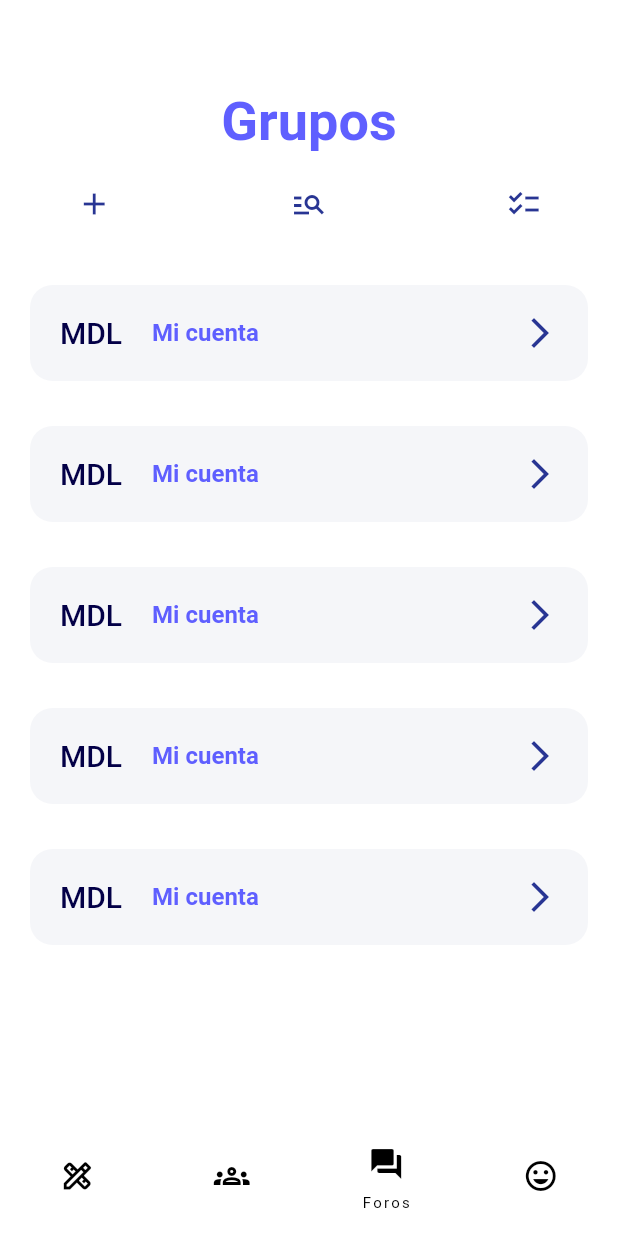
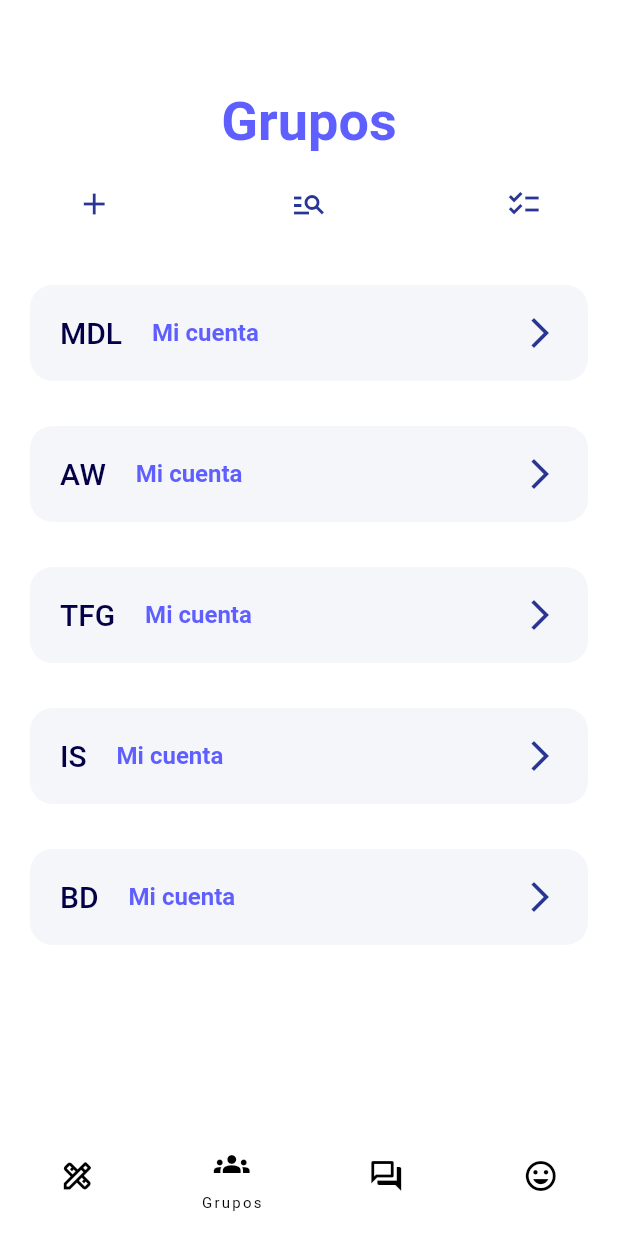
Before and after one commit to VaqueroGitHub/TFG, a Flutter app: the GroupsMainPage screen opened by its route, on a phone screen of 412 x 824 dp. Run offline on Flutter 3.47's test engine with Material 2 defaults, Android fonts, the phone set to English and light mode, and no system bars; our stand-ins replace cloud_firestore, firebase_core, flutter_secure_storage, flutter_svg; missing offline and left inert: cloud_firestore_web, dart:ffi, firebase_core_web, flutter_secure_storage_web; accounts and stored records are empty.

Commit message:
Groups 100% [JVF]

```diff
--- a/lib/main.dart
+++ b/lib/main.dart
@@ -50,6 +50,7 @@ class MyApplication extends StatelessWidget {
         'newAnswerPage': (_) => NewAnswerPage(),
         'managePosts': (_) => ManagePostsScreen(),
         'manageSubforums': (_) => ManageSubforumsScreen(),
+        'groupDetails': (_) => GroupDetailsScreen(),
       },
       theme: tfgTheme.copyWith(
           appBarTheme: const AppBarTheme(color: Colors.transparent)),
--- a/lib/screens/groups_main_page_screen.dart
+++ b/lib/screens/groups_main_page_screen.dart
@@ -61,31 +61,31 @@ class _GroupsMainPage extends State<GroupsMainPage> {
             _GroupLabel(
               etiqueta: 'MDL',
               text: "Mi cuenta",
-              press: () => {Navigator.pushNamed(context, 'aboutProfile')},
+              press: () => {Navigator.pushNamed(context, 'groupDetails')},
             ),
             SizedBox(height: 10),
             _GroupLabel(
-              etiqueta: 'MDL',
+              etiqueta: 'AW',
               text: "Mi cuenta",
-              press: () => {Navigator.pushNamed(context, 'aboutProfile')},
+              press: () => {Navigator.pushNamed(context, 'groupDetails')},
             ),
             SizedBox(height: 10),
             _GroupLabel(
-              etiqueta: 'MDL',
+              etiqueta: 'TFG',
               text: "Mi cuenta",
-              press: () => {Navigator.pushNamed(context, 'aboutProfile')},
+              press: () => {Navigator.pushNamed(context, 'groupDetails')},
             ),
             SizedBox(height: 10),
             _GroupLabel(
-              etiqueta: 'MDL',
+              etiqueta: 'IS',
               text: "Mi cuenta",
-              press: () => {Navigator.pushNamed(context, 'aboutProfile')},
+              press: () => {Navigator.pushNamed(context, 'groupDetails')},
             ),
             SizedBox(height: 10),
             _GroupLabel(
-              etiqueta: 'MDL',
+              etiqueta: 'BD',
               text: "Mi cuenta",
-              press: () => {Navigator.pushNamed(context, 'aboutProfile')},
+              press: () => {Navigator.pushNamed(context, 'groupDetails')},
             ),
           ],
         ),
--- a/lib/screens/login_screen.dart
+++ b/lib/screens/login_screen.dart
@@ -101,8 +101,10 @@ class _LoginForm extends StatelessWidget {
                                 userLoginProvider.password);
 
                         if (errorMessage == null) {
-                          Navigator.pushNamedAndRemoveUntil(context,
-                              'forumMainPage', (Route<dynamic> route) => false);
+                          Navigator.pushNamedAndRemoveUntil(
+                              context,
+                              'groupsMainPage',
+                              (Route<dynamic> route) => false);
                         } else {
                           ScaffoldMessenger.of(context).showSnackBar(SnackBar(
                               content: Text("ERROR LOGIN: $errorMessage")));
--- a/lib/screens/screens.dart
+++ b/lib/screens/screens.dart
@@ -17,3 +17,4 @@ export 'package:flutter_application_tfg/screens/new_subforum_screen.dart';
 export 'package:flutter_application_tfg/screens/new_answer_screen.dart';
 export 'package:flutter_application_tfg/screens/manage_posts_screen.dart';
 export 'package:flutter_application_tfg/screens/manage_subforums_screen.dart';
+export 'package:flutter_application_tfg/screens/group_details_screen.dart';
--- a/lib/widgets/nav_bar.dart
+++ b/lib/widgets/nav_bar.dart
@@ -10,7 +10,7 @@ class navBar extends StatelessWidget {
     return NavigationBarTheme(
         data: const NavigationBarThemeData(indicatorColor: Colors.transparent),
         child: NavigationBar(
-          selectedIndex: 2,
+          selectedIndex: 1,
           labelBehavior: NavigationDestinationLabelBehavior.onlyShowSelected,
           backgroundColor: Colors.transparent,
           destinations: const [
```
Also changed, not shown: lib/screens/group_details_screen.dart (added, +152 -0 lines), 2 other files.
